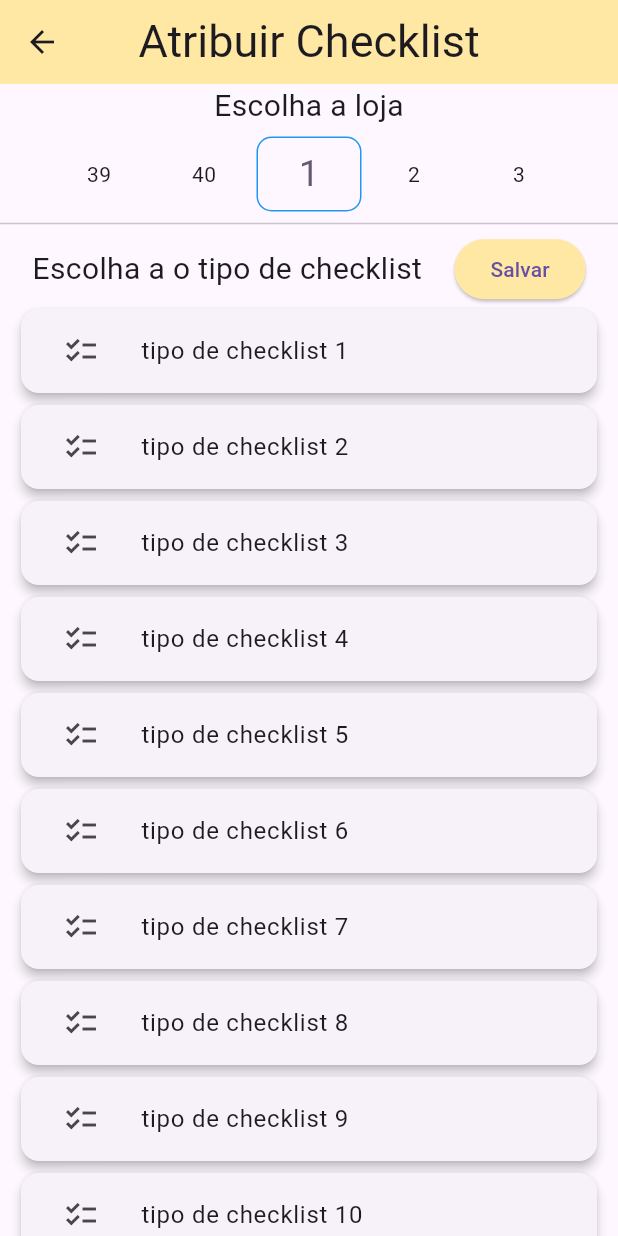
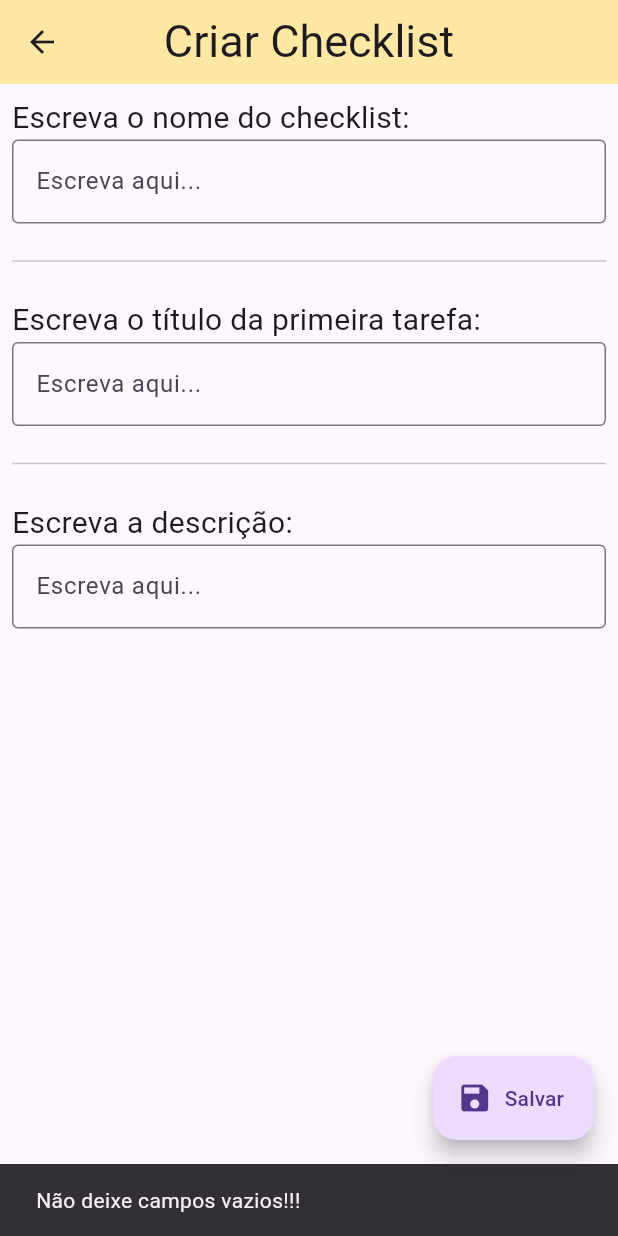
Before and after one commit to murilo-cometa/quality_control_app, a Flutter app: the CreateChecklistScreen screen opened directly, after a tap on "Salvar", on a phone screen of 412 x 824 dp. Run offline on Flutter 3.47's test engine with Material 3 defaults, Android fonts, the phone set to English and light mode, and no system bars; drawn by our look-alikes of numberpicker; our stand-ins replace flutter_rating_bar.

Commit message:
teal de criar checklist, falta o backend

```diff
--- a/lib/view/applied_checklists_screen.dart
+++ b/lib/view/applied_checklists_screen.dart
@@ -20,12 +20,12 @@ class AppliedChecklistsScreen extends StatelessWidget {
         itemBuilder: (context, index) {
           int storeCode = _random.nextInt(40) + 1;
           int checklistType = _random.nextInt(10) + 1;
+          String title = '$checklistType na loja $storeCode';
           return SimpleNavigatingCardItem(
-            text: 'Checklist $checklistType na loja $storeCode',
+            text: title,
             goTo: Checklist(
               editMode: false,
-              checklistType: checklistType,
-              storeCode: storeCode,
+              title: title,
             ),
           );
         },
--- a/lib/view/apply_checklist_screen.dart
+++ b/lib/view/apply_checklist_screen.dart
@@ -60,6 +60,7 @@ class _ApplyChecklistScreenState extends State<ApplyChecklistScreen> {
               itemBuilder: (context, index) {
                 int checklistType = _random.nextInt(10) + 1;
                 bool isSelected = false;
+                String title = 'Aplicando $checklistType na loja $_selectedStore';
                 return SimpleNavigatingCardItem(
                   text: 'Checklist $checklistType',
                   trailing: Checkbox(
@@ -70,8 +71,7 @@ class _ApplyChecklistScreenState extends State<ApplyChecklistScreen> {
                   ),
                   goTo: Checklist(
                     editMode: false,
-                    storeCode: _selectedStore,
-                    checklistType: checklistType,
+                    title: title,
                   ),
                 );
               },
--- a/lib/view/checklist_details_screen.dart
+++ b/lib/view/checklist_details_screen.dart
@@ -37,7 +37,7 @@ class _ChecklistDetailsScreenState extends State<ChecklistDetailsScreen> {
         backgroundColor: const Color.fromARGB(255, 255, 232, 164),
         centerTitle: true,
         title: const Text(
-          'Detalhes do tarefa',
+          'Detalhes da tarefa',
           style: TextStyle(
             fontSize: 30,
           ),
--- a/lib/view/create_checklist_screen.dart
+++ b/lib/view/create_checklist_screen.dart
@@ -1,7 +1,5 @@
 import 'package:flutter/material.dart';
-import 'package:numberpicker/numberpicker.dart';
 import 'package:quality_control_app/common/component/custom_appbar.dart';
-import 'package:quality_control_app/common/component/custom_card_item.dart';
 import 'package:quality_control_app/common/library/custom_navigator.dart';
 import 'package:quality_control_app/view/checklist.dart';
 
@@ -13,111 +11,102 @@ class CreateChecklistScreen extends StatefulWidget {
 }
 
 class _CreateChecklistScreenState extends State<CreateChecklistScreen> {
-  int _selectedStore = 1;
-  List<int> _selectedChecklists = [];
+  TextEditingController _checklistNameController = TextEditingController();
+  TextEditingController _taskTitleController = TextEditingController();
+  TextEditingController _descriptionController = TextEditingController();
 
   @override
   Widget build(BuildContext context) {
     return Scaffold(
-      appBar: CustomAppBar.build('Atribuir Checklist'),
+      appBar: CustomAppBar.build('Criar Checklist'),
       body: _buildBody(),
+      floatingActionButton: _buildFloatingActionButton(context),
     );
   }
 
-  Widget _buildBody() {
-    return Column(
+  FloatingActionButton _buildFloatingActionButton(BuildContext context) {
+    return FloatingActionButton.extended(
+      label: const Text('Salvar'),
+      icon: const Icon(Icons.save),
+      onPressed: () {
+        if (_checklistNameController.text.isEmpty ||
+            _taskTitleController.text.isEmpty ||
+            _descriptionController.text.isEmpty) {
+          ScaffoldMessenger.of(context).showSnackBar(
+            const SnackBar(
+              content: Text('Não deixe campos vazios!!!'),
+            ),
+          );
+        } else {
+          CustomNavigator.goTo(
+            context: context,
+            destination: Checklist(
+              editMode: true,
+              title: _checklistNameController.text,
+              firstTask: {
+                'title': _taskTitleController.text,
+                'description': _descriptionController.text,
+              },
+            ),
+          );
+        }
+      },
+    );
+  }
+
+  Padding _buildBody() {
+    return Padding(
+      padding: const EdgeInsets.all(8.0),
+      child: Column(
+        crossAxisAlignment: CrossAxisAlignment.start,
         children: [
-        const SizedBox(
-          height: 35,
-          child: Text(
-            'Escolha a loja',
+          const Text(
+            'Escreva o nome do checklist:',
             style: TextStyle(
               fontSize: 20,
             ),
           ),
+          TextField(
+            controller: _checklistNameController,
+            decoration: const InputDecoration(
+              border: OutlineInputBorder(),
+              hintText: 'Escreva aqui...',
             ),
-        NumberPicker(
-          haptics: true,
-          decoration: BoxDecoration(
-            borderRadius: BorderRadius.circular(10),
-            border: Border.all(color: Colors.blue),
           ),
-          infiniteLoop: true,
-          itemWidth: 70,
-          itemCount: 5,
-          axis: Axis.horizontal,
-          minValue: 1,
-          maxValue: 40,
-          value: _selectedStore,
-          onChanged: (value) {
-            setState(() {
-              _selectedStore = value;
-            });
-          },
+          const Divider(
+            height: 50,
           ),
-        const Divider(), //--------------------------------------------------------------------------------------------
-        SizedBox(
-          height: 45,
-          child: Row(
-            mainAxisAlignment: MainAxisAlignment.spaceEvenly,
-            children: [
           const Text(
-                'Escolha a o tipo de checklist',
+            'Escreva o título da primeira tarefa:',
             style: TextStyle(
               fontSize: 20,
             ),
           ),
-              ElevatedButton(
-                style: ButtonStyle(
-                  backgroundColor:
-                      MaterialStateProperty.all(const Color(0xFFFFE8A4)),
+          TextField(
+            controller: _taskTitleController,
+            decoration: const InputDecoration(
+              border: OutlineInputBorder(),
+              hintText: 'Escreva aqui...',
             ),
-                child: const Text('Salvar'),
-                onPressed: () {
-
-                },
-              )
+          ),
+          const Divider(
+            height: 50,
+          ),
+          const Text(
+            'Escreva a descrição:',
+            style: TextStyle(
+              fontSize: 20,
+            ),
+          ),
+          TextField(
+            controller: _descriptionController,
+            decoration: const InputDecoration(
+              border: OutlineInputBorder(),
+              hintText: 'Escreva aqui...',
+            ),
+          ),
         ],
       ),
-        ),
-        Expanded(
-          child: ListView.builder(
-            shrinkWrap: true,
-            itemCount: 10,
-            padding: const EdgeInsets.only(
-              left: 10,
-              right: 10,
-            ),
-            itemBuilder: (context, index) {
-              int checklistType = index + 1;
-              bool selected = _selectedChecklists.contains(checklistType);
-              return CustomCardItem(
-                leading: IconButton(
-                  icon: const Icon(Icons.checklist),
-                  onPressed: () {
-                    CustomNavigator.goTo(
-                      context: context,
-                      destination: Checklist(
-                        storeCode: _selectedStore,
-                        checklistType: checklistType,
-                      ),
-                    );
-                  },
-                ),
-                selected: selected,
-                text: 'tipo de checklist $checklistType',
-                onTap: () {
-                  setState(() {
-                    selected
-                        ? _selectedChecklists.remove(checklistType)
-                        : _selectedChecklists.add(checklistType);
-                  });
-                },
-              );
-            },
-          ),
-        )
-      ],
     );
   }
 }
```
Also changed, not shown: lib/view/assign_checklist_screen.dart (added, +122 -0 lines), lib/view/checklist.dart (+43 -20 lines), lib/view/home_screen.dart (+14 -2 lines). Lines whose indentation alone changed are shown as unchanged.
